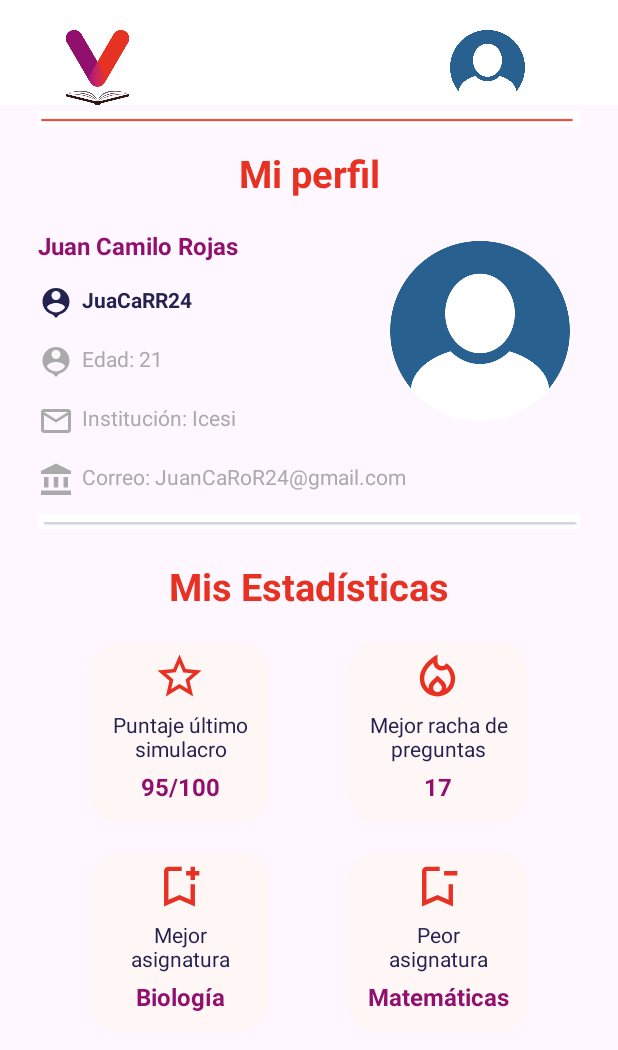
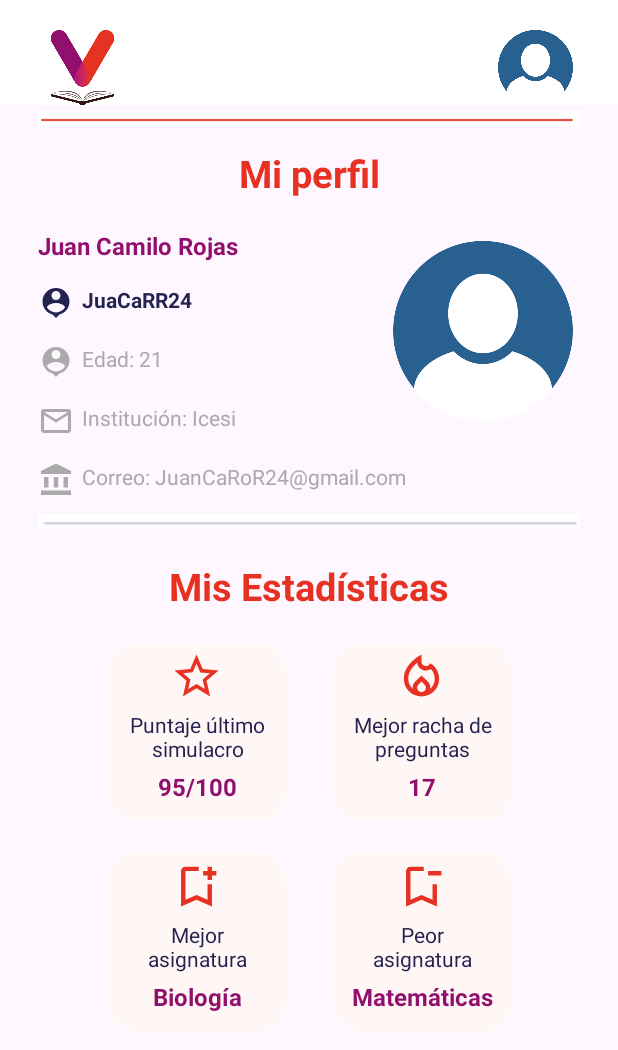
Before and after one commit to Virtualica/mobile-android, an Android app: the FragmentActivity screen opened directly, with no data from a screen before it, after a tap on an icon or button, on a phone screen of 412 x 824 dp. Shown: the top 1050 px of the screen. Run offline under Robolectric (Android 15) with nearby library versions, the phone set to English and light mode, and no system bars.

Commit message:
fix: margin contraints and first fragment on create view

```diff
--- a/app/src/main/java/com/virtualica/mobile_android/FragmentActivity.kt
+++ b/app/src/main/java/com/virtualica/mobile_android/FragmentActivity.kt
@@ -20,7 +20,7 @@ class FragmentActivity : AppCompatActivity() {
 
 
         navigator = findViewById(R.id.navigator)
-
+        showFragment(CategoryView.newInstance())
         navigator.setOnItemSelectedListener { menuItem ->
             if (menuItem.itemId == R.id.book) {
                 showFragment(CategoryView.newInstance())
@@ -44,7 +44,7 @@ class FragmentActivity : AppCompatActivity() {
             startActivity(intent)
         }
     }
-    fun showFragment(fragment: Fragment) {
+    private fun showFragment(fragment: Fragment) {
         val transaction = supportFragmentManager.beginTransaction()
         transaction.replace(R.id.fragmentContainer, fragment)
         transaction.commit()
--- a/app/src/main/res/layout/bottom_bar.xml
+++ b/app/src/main/res/layout/bottom_bar.xml
@@ -31,7 +31,8 @@
                 android:id="@+id/logo"
                 android:layout_width="50dp"
                 android:layout_height="50dp"
-                android:layout_marginStart="40dp"
+                android:layout_gravity="start"
+                android:layout_marginStart="30dp"
                 android:layout_marginTop="20dp"
                 app:layout_constraintEnd_toEndOf="parent"
                 app:layout_constraintHorizontal_bias="0.502"
@@ -43,7 +44,8 @@
                 android:id="@+id/profile"
                 android:layout_width="50dp"
                 android:layout_height="50dp"
-                android:layout_marginStart="210dp"
+                android:layout_gravity="end"
+                android:layout_marginEnd="30dp"
                 android:layout_marginTop="20dp"
                 app:layout_constraintHorizontal_bias="0.502"
                 app:layout_constraintEnd_toEndOf="parent"
--- a/app/src/main/res/layout/profile.xml
+++ b/app/src/main/res/layout/profile.xml
@@ -29,7 +29,8 @@
                 android:id="@+id/logo"
                 android:layout_width="50dp"
                 android:layout_height="50dp"
-                android:layout_marginStart="40dp"
+                android:layout_gravity="start"
+                android:layout_marginStart="30dp"
                 android:layout_marginTop="20dp"
                 app:layout_constraintEnd_toEndOf="parent"
                 app:layout_constraintHorizontal_bias="0.502"
@@ -41,7 +42,8 @@
                 android:id="@+id/profile"
                 android:layout_width="50dp"
                 android:layout_height="50dp"
-                android:layout_marginStart="210dp"
+                android:layout_gravity="end"
+                android:layout_marginEnd="30dp"
                 android:layout_marginTop="20dp"
                 app:layout_constraintEnd_toEndOf="parent"
                 app:layout_constraintHorizontal_bias="0.502"
@@ -185,10 +187,9 @@
                     android:id="@+id/imagePicture"
                     android:layout_width="120dp"
                     android:layout_height="120dp"
-                    android:layout_marginStart="100dp"
+                    android:layout_marginEnd="30dp"
                     app:layout_constraintBottom_toBottomOf="parent"
                     app:layout_constraintEnd_toEndOf="parent"
-                    app:layout_constraintStart_toEndOf="@+id/usuario"
                     app:layout_constraintTop_toTopOf="parent"
                     app:srcCompat="@drawable/profile_stock" />
 
@@ -231,6 +232,8 @@
                     android:layout_width="0dp"
                     android:layout_height="wrap_content"
                     android:layout_marginTop="20dp"
+                    android:layout_marginBottom="20dp"
+                    app:layout_constraintBottom_toBottomOf="parent"
                     app:layout_constraintEnd_toEndOf="parent"
                     app:layout_constraintHorizontal_bias="1.0"
                     app:layout_constraintStart_toStartOf="parent"
@@ -240,12 +243,13 @@
                         android:id="@+id/firstCard"
                         android:layout_width="120dp"
                         android:layout_height="120dp"
-                        android:layout_marginStart="60dp"
+                        android:layout_marginEnd="150dp"
                         android:checkable="false"
                         android:clickable="false"
                         android:focusable="false"
                         app:cardBackgroundColor="@color/rose"
                         app:cardCornerRadius="20dp"
+                        app:layout_constraintEnd_toEndOf="parent"
                         app:layout_constraintStart_toStartOf="parent"
                         app:layout_constraintTop_toTopOf="parent"
                         app:strokeWidth="0dp">
@@ -291,13 +295,14 @@
                         android:id="@+id/secondCard"
                         android:layout_width="120dp"
                         android:layout_height="120dp"
-                        android:layout_marginEnd="60dp"
+                        android:layout_marginStart="150dp"
                         android:checkable="false"
                         android:clickable="false"
                         android:focusable="false"
                         app:cardBackgroundColor="@color/rose"
                         app:cardCornerRadius="20dp"
                         app:layout_constraintEnd_toEndOf="parent"
+                        app:layout_constraintStart_toStartOf="parent"
                         app:layout_constraintTop_toTopOf="parent"
                         app:strokeWidth="0dp">
 
@@ -342,13 +347,15 @@
                         android:id="@+id/thirdCard"
                         android:layout_width="120dp"
                         android:layout_height="120dp"
-                        android:layout_marginStart="60dp"
                         android:layout_marginTop="20dp"
+                        android:layout_marginEnd="150dp"
                         android:checkable="false"
                         android:clickable="false"
                         android:focusable="false"
                         app:cardBackgroundColor="@color/rose"
                         app:cardCornerRadius="20dp"
+                        app:layout_constraintBottom_toBottomOf="parent"
+                        app:layout_constraintEnd_toEndOf="parent"
                         app:layout_constraintStart_toStartOf="parent"
                         app:layout_constraintTop_toBottomOf="@+id/firstCard"
                         app:strokeWidth="0dp">
@@ -393,14 +400,16 @@
                         android:id="@+id/fourthCard"
                         android:layout_width="120dp"
                         android:layout_height="120dp"
+                        android:layout_marginStart="150dp"
                         android:layout_marginTop="20dp"
-                        android:layout_marginEnd="60dp"
                         android:checkable="false"
                         android:clickable="false"
                         android:focusable="false"
                         app:cardBackgroundColor="@color/rose"
                         app:cardCornerRadius="20dp"
+                        app:layout_constraintBottom_toBottomOf="parent"
                         app:layout_constraintEnd_toEndOf="parent"
+                        app:layout_constraintStart_toStartOf="parent"
                         app:layout_constraintTop_toBottomOf="@+id/secondCard"
                         app:strokeWidth="0dp">
 
```
